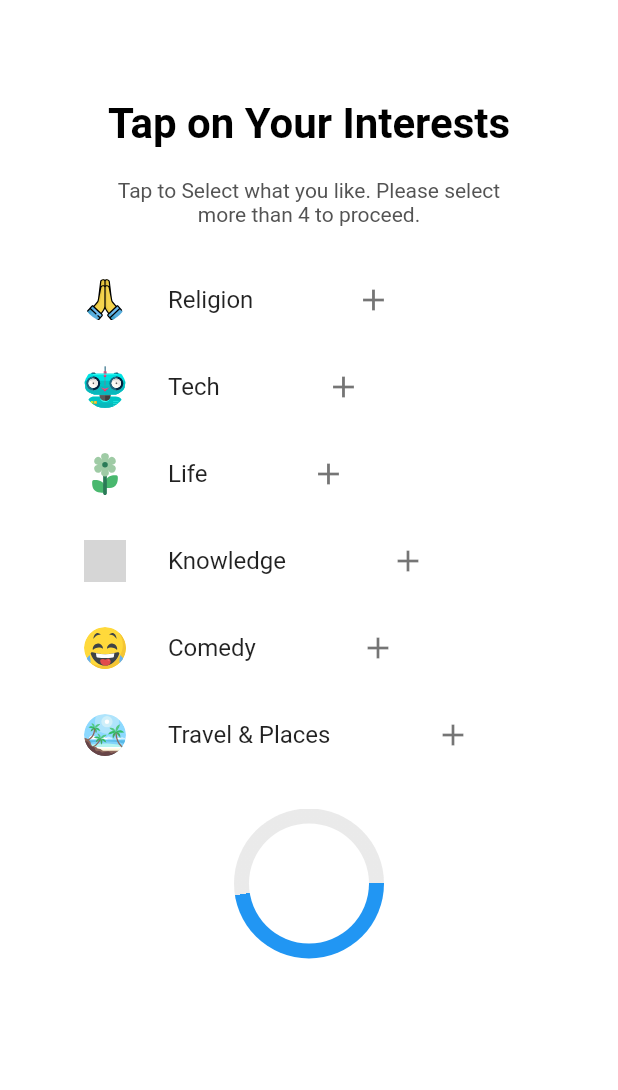
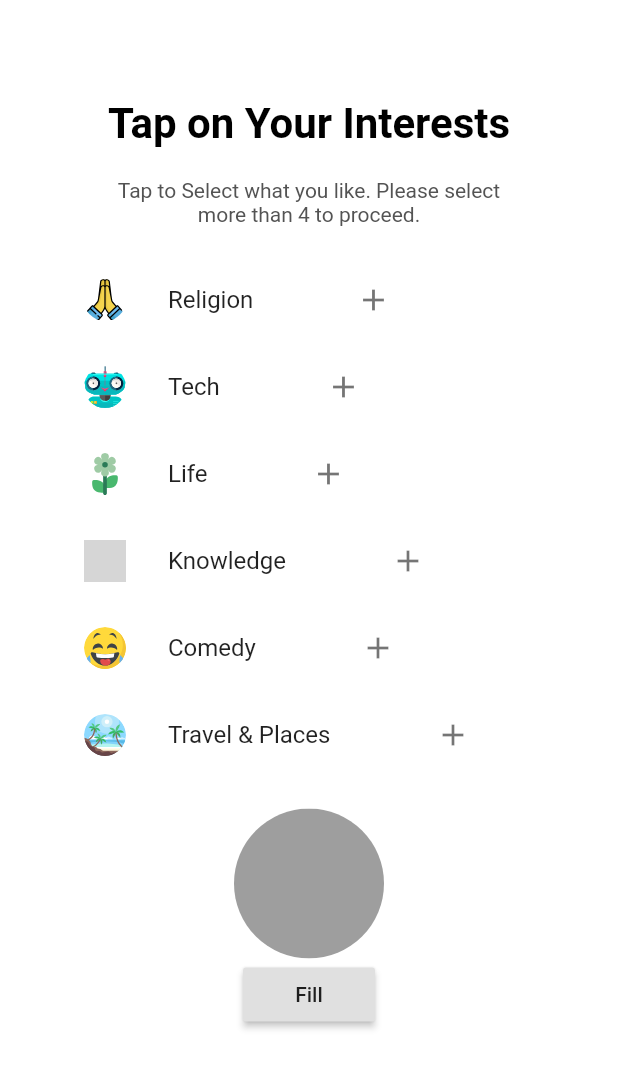
Before and after one commit to Rivishanka/SuntechIT_Interview, a Flutter app: the Interests screen opened directly, on a phone screen of 412 x 824 dp, the part 60-1150 px from its top. Run offline on Flutter 3.47's test engine with Material 2 defaults, Android fonts, the light colour scheme and no system bars; our stand-ins replace circular_check_box, flutter_svg; missing offline and left inert: alphabet_scroll_view, country_list_pick; grey boxes are pictures that could not be loaded.

Commit message:
Add Fill Cirlcle in Interest page.

```diff
--- a/lib/Components/FilterChipWidget.dart
+++ b/lib/Components/FilterChipWidget.dart
@@ -4,8 +4,10 @@ import '../constants.dart';
 
 class filterChipWidget extends StatefulWidget{
   final String chipName;
+  final ValueChanged<int> addPad;
+  final ValueChanged<int> removePad;
 
-  const filterChipWidget({Key key, this.chipName}) : super(key: key);
+  const filterChipWidget({Key key, this.chipName, this.addPad, this.removePad}) : super(key: key);
 
   @override
   _filterChipWidgetState createState() => _filterChipWidgetState();
@@ -39,6 +41,11 @@ class _filterChipWidgetState extends State<filterChipWidget> {
       onSelected: (isSelected) {
         setState(() {
           _isSelected = isSelected;
+          if(isSelected){
+            widget.addPad(1);
+          } else{
+            widget.removePad(1);
+          }
         });
       },
 
--- a/lib/Screens/interests.dart
+++ b/lib/Screens/interests.dart
@@ -23,6 +23,20 @@ class _InterestsState extends State<Interests> {
 
   bool _progressBarActive = true;
 
+  var padValue = 0;
+
+  void _addPadValue(int padCount) {
+    setState(() =>
+    padValue = padCount+padValue,
+    );
+    print(padValue);
+  }
+  void _removePadValue(int padCount) {
+    setState(() =>
+    padValue = padValue -padCount,
+    );
+    print(padValue);
+  }
 
   @override
   Widget build(BuildContext context) {
@@ -89,15 +103,15 @@ class _InterestsState extends State<Interests> {
                     spacing: 5.0,
                     runSpacing: 3.0,
                     children: [
-                      filterChipWidget(chipName: 'Buddhism',),
-                      filterChipWidget(chipName: 'Hinduism',),
-                      filterChipWidget(chipName: 'Christianity',),
-                      filterChipWidget(chipName: 'Chinese Tradional Religion',),
-                      filterChipWidget(chipName: 'African Tradional Religion',),
-                      filterChipWidget(chipName: 'Christianity',),
-                      filterChipWidget(chipName: 'Buddhism',),
-                      filterChipWidget(chipName: 'Hinduism',),
-                      filterChipWidget(chipName: 'Christianity',)
+                      filterChipWidget(chipName: 'Buddhism', addPad:_addPadValue, removePad:_removePadValue),
+                      filterChipWidget(chipName: 'Hinduism', addPad:_addPadValue, removePad:_removePadValue),
+                      filterChipWidget(chipName: 'Christianity', addPad:_addPadValue, removePad:_removePadValue),
+                      filterChipWidget(chipName: 'Chinese Tradional Religion', addPad:_addPadValue, removePad:_removePadValue),
+                      filterChipWidget(chipName: 'African Tradional Religion', addPad:_addPadValue, removePad:_removePadValue),
+                      filterChipWidget(chipName: 'Christianity', addPad:_addPadValue, removePad:_removePadValue),
+                      filterChipWidget(chipName: 'Buddhism', addPad:_addPadValue, removePad:_removePadValue),
+                      filterChipWidget(chipName: 'Hinduism', addPad:_addPadValue, removePad:_removePadValue),
+                      filterChipWidget(chipName: 'Christianity', addPad:_addPadValue, removePad:_removePadValue)
                     ],
                   ),
                 ],
@@ -118,12 +132,12 @@ class _InterestsState extends State<Interests> {
                     spacing: 5.0,
                     runSpacing: 3.0,
                     children: [
-                      filterChipWidget(chipName: 'Item Name',),
-                      filterChipWidget(chipName: 'Item Name',),
-                      filterChipWidget(chipName: 'Item Name',),
-                      filterChipWidget(chipName: 'Item Name',),
-                      filterChipWidget(chipName: 'Item Name',),
-                      filterChipWidget(chipName: 'Item Name',),
+                      filterChipWidget(chipName: 'Item Name', addPad:_addPadValue, removePad:_removePadValue),
+                      filterChipWidget(chipName: 'Item Name', addPad:_addPadValue, removePad:_removePadValue),
+                      filterChipWidget(chipName: 'Item Name', addPad:_addPadValue, removePad:_removePadValue),
+                      filterChipWidget(chipName: 'Item Name', addPad:_addPadValue, removePad:_removePadValue),
+                      filterChipWidget(chipName: 'Item Name', addPad:_addPadValue, removePad:_removePadValue),
+                      filterChipWidget(chipName: 'Item Name', addPad:_addPadValue, removePad:_removePadValue),
                     ],
                   ),
                 ],
@@ -191,49 +205,64 @@ class _InterestsState extends State<Interests> {
 
               SizedBox(height: 20.0,),
 
-              TweenAnimationBuilder(
-                tween: Tween(begin:0.0, end: 1.0),
-                duration: Duration(seconds: 4),
-                builder: (context, value, child) {
-                  return Container(
-                    width: 100,
-                    height: 100,
-                    child: Stack(
-                      children: [
-                        ShaderMask(
-                          shaderCallback: (rect) {
-                            return SweepGradient(
-                              startAngle: 0.0,
-                              stops: [value, value],
-                              endAngle: TWO_PI,
-                              center: Alignment.center,
-                              colors: [Colors.blue, Colors.grey.withAlpha(55)]
-                            ).createShader(rect);
-                          },
-                          child: Container(
-                            width: 100,
-                            height: 100,
-                            decoration: BoxDecoration(
-                              shape: BoxShape.circle,
-                              color: Colors.white,
-                            ),
-                          ),
-                        ),
-                        Center(
-                          child: Container(
-                            width: 80,
-                            height: 80,
-                            decoration: BoxDecoration(
-                              color: Colors.white,
-                              shape: BoxShape.circle
-                            ),
-                          ),
-                        )
-                      ],
-                    ),
-                  );
-                }
-              )
+              MyFillingContainer(
+                progress: padValue/4,
+                size: 100,
+                backgroundColor: Colors.grey,
+                progressColor: Colors.blue,
+              ),
+              RaisedButton(
+                child: Text('Fill'),
+                onPressed: () {
+                  setState(() {
+                    padValue = padValue + 1;
+                  });
+                },
+              ),
+
+              // TweenAnimationBuilder(
+              //   tween: Tween(begin:0.0, end: 1.0),
+              //   duration: Duration(seconds: 4),
+              //   builder: (context, value, child) {
+              //     return Container(
+              //       width: 100,
+              //       height: 100,
+              //       child: Stack(
+              //         children: [
+              //           ShaderMask(
+              //             shaderCallback: (rect) {
+              //               return SweepGradient(
+              //                 startAngle: 0.0,
+              //                 stops: [value, value],
+              //                 endAngle: TWO_PI,
+              //                 center: Alignment.center,
+              //                 colors: [Colors.blue, Colors.grey.withAlpha(55)]
+              //               ).createShader(rect);
+              //             },
+              //             child: Container(
+              //               width: 100,
+              //               height: 100,
+              //               decoration: BoxDecoration(
+              //                 shape: BoxShape.circle,
+              //                 color: Colors.white,
+              //               ),
+              //             ),
+              //           ),
+              //           Center(
+              //             child: Container(
+              //               width: 80,
+              //               height: 80,
+              //               decoration: BoxDecoration(
+              //                 color: Colors.white,
+              //                 shape: BoxShape.circle
+              //               ),
+              //             ),
+              //           )
+              //         ],
+              //       ),
+              //     );
+              //   }
+              // )
 
             ],
           ),
@@ -274,3 +303,42 @@ class _InterestsState extends State<Interests> {
     );
   }
 }
+
+
+class MyFillingContainer extends StatelessWidget {
+  final double progress;
+  final double size;
+  final Color backgroundColor;
+  final Color progressColor;
+  const MyFillingContainer(
+      {Key key,
+        this.progress,
+        this.size,
+        this.backgroundColor,
+        this.progressColor})
+      : super(key: key);
+  @override
+
+  Widget build(BuildContext context) {
+    return ClipRRect(
+      borderRadius: BorderRadius.circular(size),
+      child: SizedBox(
+        height: size,
+        width: size,
+        child: Stack(
+            children: [
+              Container(
+                color: backgroundColor,
+              ),
+              Align(
+                alignment: Alignment.bottomCenter,
+                child: Container(
+                  height: size * progress,
+                  color: progressColor,
+                ),
+              )
+            ]),
+      ),
+    );
+  }
+}
```
